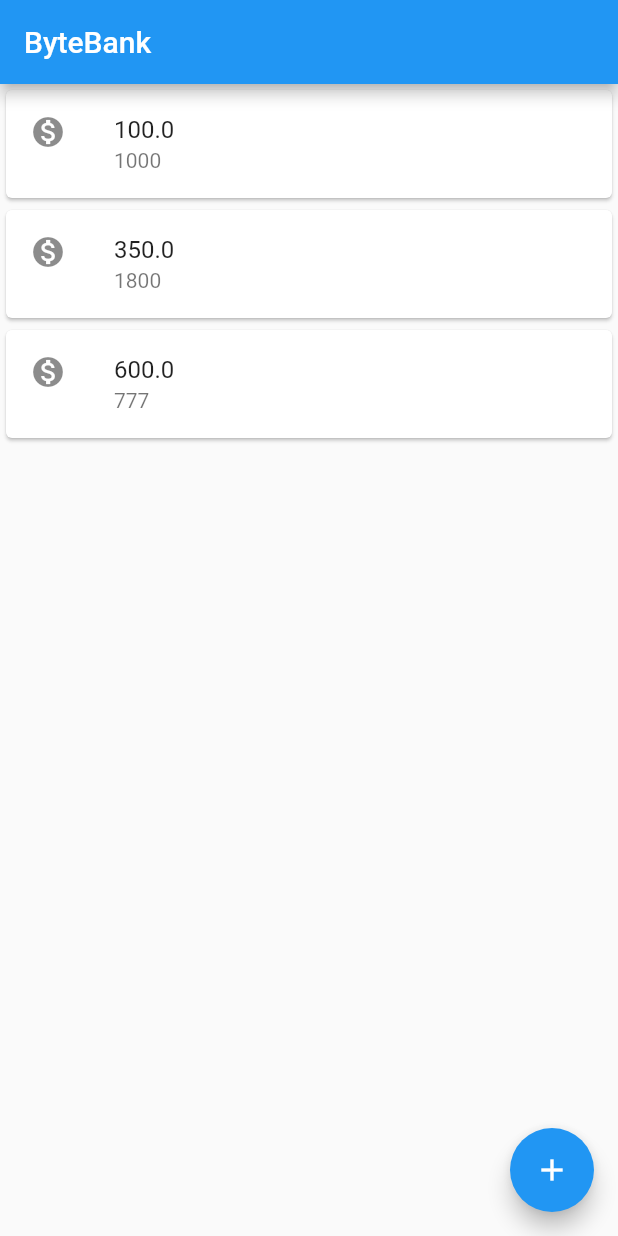
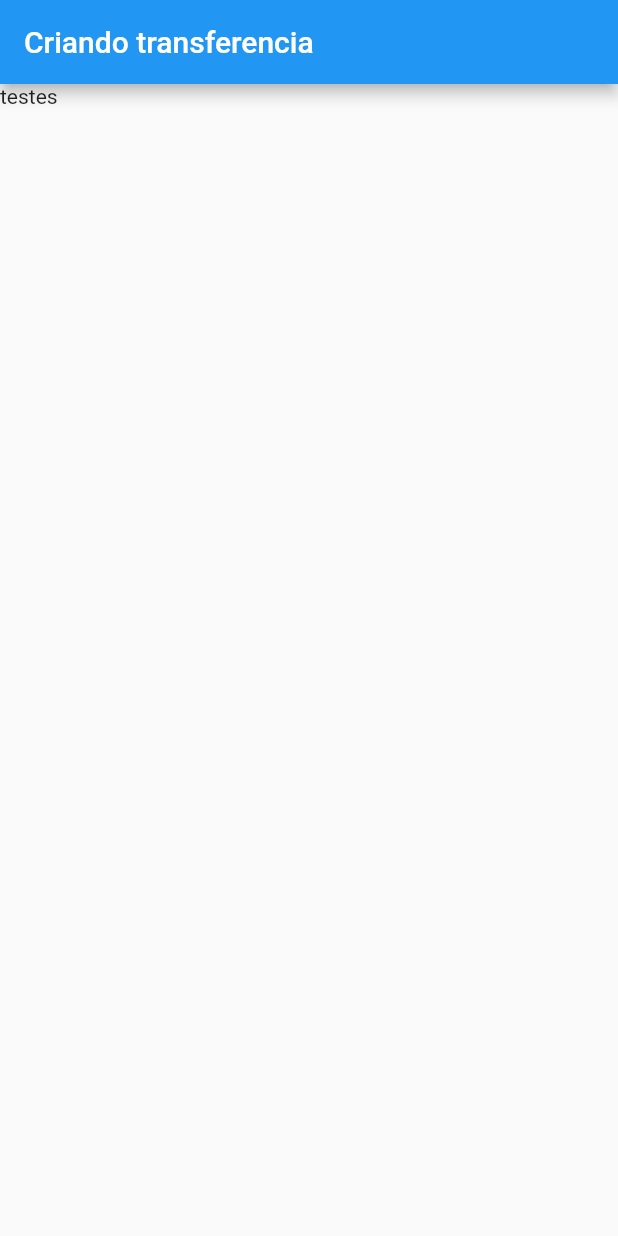
Before and after one commit to eidiego/ByteBank_flutter, a Flutter app: the screen it shows after launch, on a phone screen of 412 x 824 dp. Run offline on Flutter 3.47's test engine with Material 2 defaults, Android fonts, the phone set to English and light mode, and no system bars.

Commit message:
Refactoring: Componentization

```diff
--- a/lib/main.dart
+++ b/lib/main.dart
@@ -1,29 +1,50 @@
 import 'package:flutter/material.dart';
 
 void main() {
-  runApp(MaterialApp(
-    home: Scaffold(
-      body: TransferList(),
+  runApp(BytebankApp());
+}
+
+class BytebankApp extends StatelessWidget {
+  @override
+  Widget build(BuildContext context) {
+    return MaterialApp(
+      home: Scaffold(
+        body: TransferForm(),
+      ),
+    );
+  }
+}
+
+class TransferForm extends StatelessWidget {
+  @override
+  Widget build(BuildContext context) {
+    return Scaffold(
       appBar: AppBar(
-        title: const Text("ByteBank"),
+        title: Text('Criando transferencia'),
       ),
-      floatingActionButton: FloatingActionButton(
-        onPressed: () {},
-        child: const Icon(Icons.add),
-      ),
-    ),
-  ));
+      body: Text('testes'),
+    );
+  }
 }
 
 class TransferList extends StatelessWidget {
   @override
   Widget build(BuildContext context) {
     // TODO: implement build
-    return Column(children: <Widget>[
-      TransferItem(Transfers(100.0, 1000)),
-      TransferItem(Transfers(350.0, 1800)),
-      TransferItem(Transfers(600.0, 777)),
-    ]);
+    return Scaffold(
+      appBar: AppBar(
+        title: const Text("ByteBank"),
+      ),
+      body: Column(children: <Widget>[
+        TransferItem(Transfers(100.0, 1000)),
+        TransferItem(Transfers(350.0, 987)),
+        TransferItem(Transfers(600.0, 777)),
+      ]),
+      floatingActionButton: FloatingActionButton(
+        onPressed: () {},
+        child: const Icon(Icons.add),
+      ),
+    );
   }
 }
 
```
